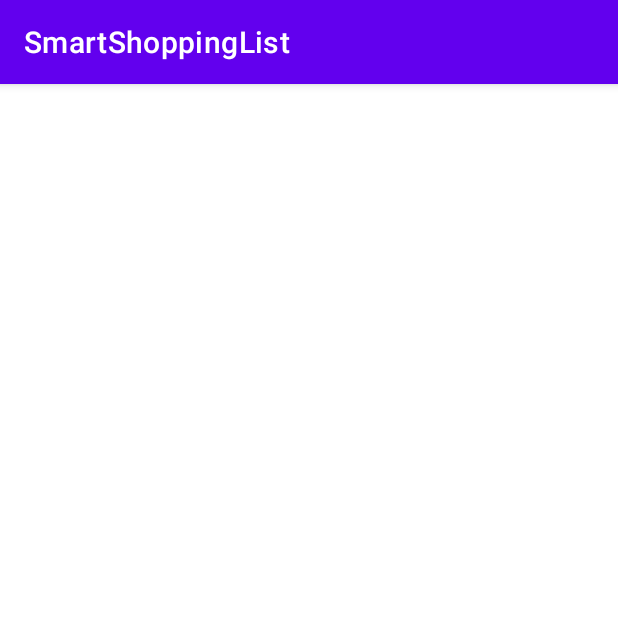
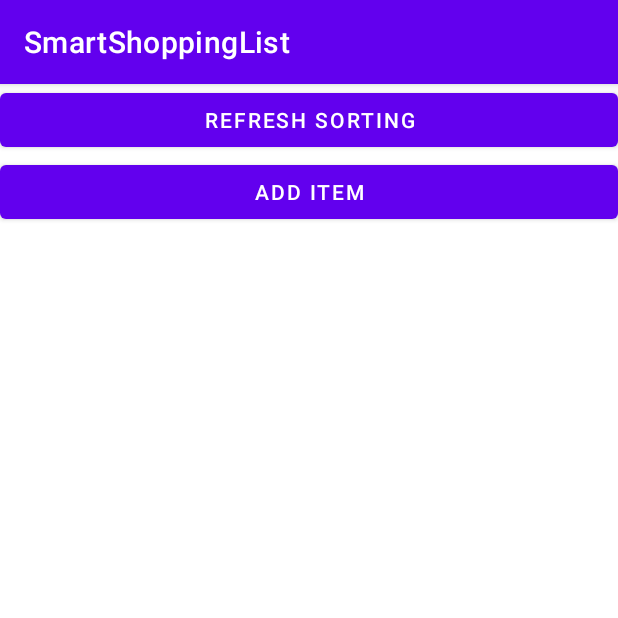
Before and after one commit to Thodorr/SmartShoppingList, an Android app: the screen it shows after launch (MainActivity), on a phone screen of 412 x 824 dp, the top half of it. Run offline under Robolectric (Android 15) with nearby library versions, the phone set to English and light mode, and no system bars.

Commit message:
Started List display and sorting list for shortest distance.

```diff
--- a/SmartShoppingList/app/src/main/java/com/example/smartshoppinglist/GeneticAlgorithm.java
+++ b/SmartShoppingList/app/src/main/java/com/example/smartshoppinglist/GeneticAlgorithm.java
@@ -90,7 +90,7 @@ public class GeneticAlgorithm
 		int index = 0;
 		float r = (float) Math.random();
 
-		while (r > 0)
+		while (r > 0 && index < fitness.length)
 		{
 			r -= fitness[index];
 			index++;
--- a/SmartShoppingList/app/src/main/java/com/example/smartshoppinglist/MainActivity.java
+++ b/SmartShoppingList/app/src/main/java/com/example/smartshoppinglist/MainActivity.java
@@ -2,53 +2,81 @@ package com.example.smartshoppinglist;
 
 import androidx.appcompat.app.AppCompatActivity;
 
-import android.content.Intent;
 import android.os.Bundle;
-import android.view.ViewGroup;
-import android.widget.FrameLayout;
+import android.view.View;
+import android.widget.ArrayAdapter;
+import android.widget.Button;
+import android.widget.ListView;
+import android.widget.Toast;
 
-import processing.android.CompatUtils;
-import processing.android.PFragment;
-import processing.core.PApplet;
+import java.util.ArrayList;
+import java.util.Arrays;
 
 public class MainActivity extends AppCompatActivity
 {
-	private PApplet sketch;
+	private Button btnRefresh;
+	private Button btnAdd;
+	private ListView listView;
+
+	private ArrayList<Item> itemList;
+	private ItemListAdapter viewAdapter;
+
+	private int counter = 0;
 
 	@Override
 	protected void onCreate(Bundle savedInstanceState)
 	{
 		super.onCreate(savedInstanceState);
-		FrameLayout frame = new FrameLayout(this);
-		frame.setId(CompatUtils.getUniqueViewId());
-		setContentView(frame, new ViewGroup.LayoutParams(ViewGroup.LayoutParams.MATCH_PARENT,
-				ViewGroup.LayoutParams.MATCH_PARENT));
+		setContentView(R.layout.activity_main);
 
-		sketch = new ProcessingTest();
-		PFragment fragment = new PFragment(sketch);
-		fragment.setView(frame, this);
+		btnRefresh = findViewById(R.id.btnRefresh);
+		btnAdd = findViewById(R.id.btnAdd);
+		listView = findViewById(R.id.listView);
+
+		itemList = new ArrayList<Item>();
+		viewAdapter = new ItemListAdapter(this, itemList);
+		listView.setAdapter(viewAdapter);
+
+		initBtns();
 	}
 
-	@Override
-	public void onRequestPermissionsResult(int requestCode, String permissions[], int[] grantResults)
+	private void initBtns()
 	{
-		if (sketch != null)
+		if(btnAdd == null || btnRefresh == null)
 		{
-			sketch.onRequestPermissionsResult(
-					requestCode, permissions, grantResults);
+			return;
 		}
-		else
+
+		btnAdd.setOnClickListener(new View.OnClickListener()
 		{
-			super.onRequestPermissionsResult(requestCode, permissions, grantResults);
-		}
+			@Override
+			public void onClick(View view)
+			{
+				Item item = new Item("#" + counter + " HalloWelt", Vector2.random(0f, 100f));
+				System.out.println("Pos: " + item.getPosition().toString());
+				counter++;
+				itemList.add(item);
+				viewAdapter.notifyDataSetChanged();
+			}
+		});
+
+		btnRefresh.setOnClickListener(new View.OnClickListener()
+		{
+			@Override
+			public void onClick(View view)
+			{
+				refreshList();
+				//viewAdapter.notifyDataSetChanged();
+				viewAdapter = new ItemListAdapter(MainActivity.this, itemList);
+				listView.setAdapter(viewAdapter);
+			}
+		});
 	}
 
-	@Override
-	public void onNewIntent(Intent intent)
+	private void refreshList()
 	{
-		super.onNewIntent(intent);
-		if (sketch != null) {
-			sketch.onNewIntent(intent);
-		}
+		System.out.println(itemList.toString());
+		itemList = ListSorter.sortGenetic(itemList, 500, 100);
+		System.out.println(itemList.toString());
 	}
 }
--- a/SmartShoppingList/app/src/main/java/com/example/smartshoppinglist/ProcessingTest.java
+++ b/SmartShoppingList/app/src/main/java/com/example/smartshoppinglist/ProcessingTest.java
@@ -27,7 +27,7 @@ public class ProcessingTest extends PApplet
 		for (int i = 0; i < totalItems; i++)
 		{
 			PVector v = new PVector(random(width), random(height / 2));
-			items[i] = new Item(new Vector2(v.x, v.y));
+			items[i] = new Item("", new Vector2(v.x, v.y));
 			order.add(i);
 		}
 
--- a/SmartShoppingList/app/src/main/res/layout/activity_main.xml
+++ b/SmartShoppingList/app/src/main/res/layout/activity_main.xml
@@ -1,13 +1,26 @@
 <?xml version="1.0" encoding="utf-8"?>
-<RelativeLayout xmlns:android="http://schemas.android.com/apk/res/android"
+<LinearLayout xmlns:android="http://schemas.android.com/apk/res/android"
+    xmlns:app="http://schemas.android.com/apk/res-auto"
     xmlns:tools="http://schemas.android.com/tools"
-    android:id="@+id/drawer_layout"
     android:layout_width="match_parent"
     android:layout_height="match_parent"
+    android:orientation="vertical"
     tools:context=".MainActivity" >
 
-    <FrameLayout android:id="@+id/container"
+    <Button
+        android:id="@+id/btnRefresh"
+        android:layout_width="match_parent"
+        android:layout_height="wrap_content"
+        android:text="Refresh sorting" />
+
+    <Button
+        android:id="@+id/btnAdd"
+        android:layout_width="match_parent"
+        android:layout_height="wrap_content"
+        android:text="Add Item" />
+
+    <ListView
+        android:id="@+id/listView"
         android:layout_width="match_parent"
         android:layout_height="match_parent" />
-
-</RelativeLayout>
+</LinearLayout>
```
Also changed, not shown: SmartShoppingList/app/src/main/AndroidManifest.xml (+6 -3 lines), SmartShoppingList/app/src/main/java/com/example/smartshoppinglist/Item.java (+37 -2 lines), SmartShoppingList/app/src/main/java/com/example/smartshoppinglist/ItemListAdapter.java (added, +53 -0 lines), SmartShoppingList/app/src/main/java/com/example/smartshoppinglist/ListSorter.java (added, +54 -0 lines), SmartShoppingList/app/src/main/java/com/example/smartshoppinglist/MathUtility.java (+14 -0 lines), SmartShoppingList/app/src/main/java/com/example/smartshoppinglist/SketchActivity.java (added, +54 -0 lines), SmartShoppingList/app/src/main/java/com/example/smartshoppinglist/Vector2.java (+22 -0 lines), SmartShoppingList/app/src/main/res/layout/item_list_layout.xml (added, +22 -0 lines), SmartShoppingList/app/src/main/res/layout/sketch_layout.xml (added, +13 -0 lines).
